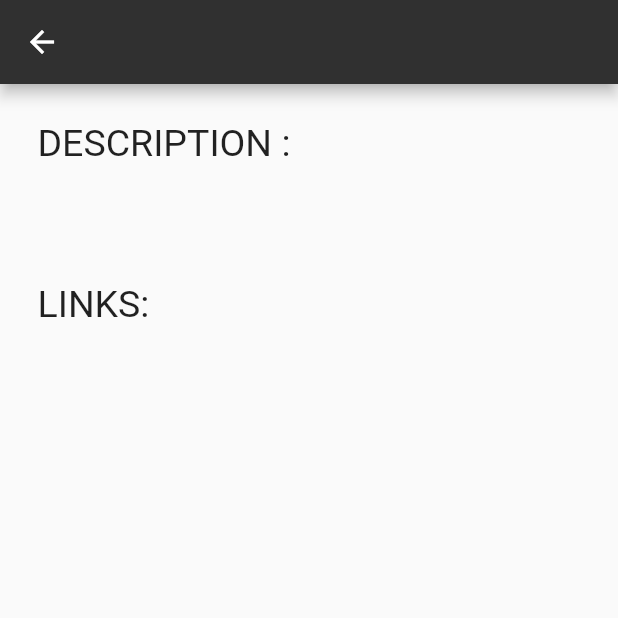
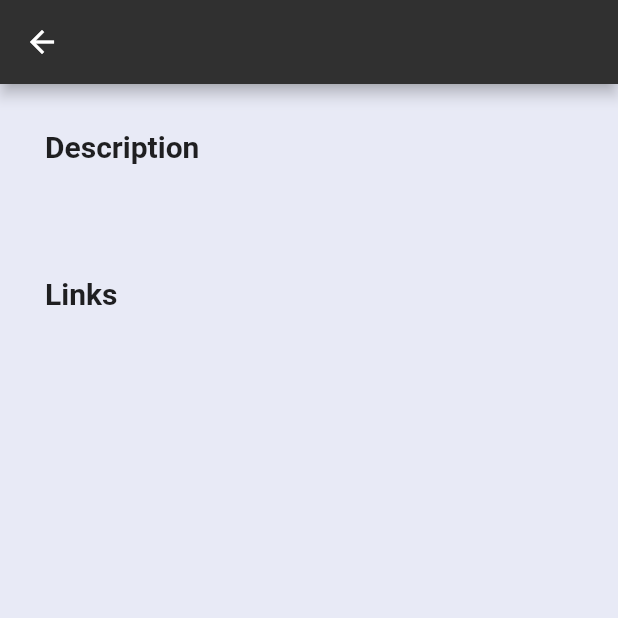
Before and after one commit to akj-anu/storebucket, a Flutter app: the ProjectDetailsScreen screen opened directly, on a phone screen of 412 x 824 dp, the top half of it. Run offline on Flutter 3.47's test engine with Material 2 defaults, Android fonts, the phone set to English and light mode, and no system bars; our stand-ins replace cloud_firestore, firebase_core, flutter_chat_types, flutter_html, lottie, shared_preferences; missing offline and left inert: flutter_link_previewer, flutter_syntax_view; accounts and stored records are empty; network calls fail.

Commit message:
Please enter the commit message for your changes. Lines starting with '#' will be ignored, and an empty message aborts the commit.
On branch main
Your branch is up to date with 'origin/main'.

Changes to be committed:
	modified:   lib/home/widget/add_form.dart
	modified:   lib/project/project.dart
	modified:   lib/project/project_detail.dart
	new file:   lib/project/widgets/Hover_card.dart
	modified:   pubspec.lock
	modified:   pubspec.yaml

```diff
--- a/lib/project/project_detail.dart
+++ b/lib/project/project_detail.dart
@@ -1,7 +1,10 @@
 import 'package:flutter/material.dart';
+import 'package:flutter_link_previewer/flutter_link_previewer.dart';
+import 'package:storebucket/project/widgets/Hover_card.dart';
 // import 'package:html/parser.dart' as htmlparser;
 // import 'package:html/dom.dart' as dom;
 import 'package:url_launcher/url_launcher.dart';
+import 'package:flutter_chat_types/flutter_chat_types.dart' show PreviewData;
 
 // ignore: must_be_immutable
 class ProjectDetailsScreen extends StatefulWidget {
@@ -18,13 +21,6 @@ class ProjectDetailsScreen extends StatefulWidget {
 
   List<dynamic>? linkmap = [];
 
-  final List<Color> colors = <Color>[
-    Colors.indigo.shade50,
-    Colors.blue.shade50,
-    Colors.red.shade50,
-    Colors.amber.shade50
-  ];
-
   @override
   State<ProjectDetailsScreen> createState() => _ProjectDetailsScreenState();
 }
@@ -32,6 +28,7 @@ class ProjectDetailsScreen extends StatefulWidget {
 class _ProjectDetailsScreenState extends State<ProjectDetailsScreen> {
   List<String> linkList = [];
   List<String> linkNameList = [];
+  Map<String, PreviewData> datas = {};
 
   getLink() async {
     for (var element in widget.linkmap ?? {}) {
@@ -39,6 +36,7 @@ class _ProjectDetailsScreenState extends State<ProjectDetailsScreen> {
         linkList.add(value);
       });
     }
+    print(linkList);
   }
 
   getLinkName() async {
@@ -91,21 +89,22 @@ class _ProjectDetailsScreenState extends State<ProjectDetailsScreen> {
 //       <h3>This is HTML page that we want to integrate with Flutter.</h3>
 //       """;
     return Scaffold(
+      backgroundColor: Colors.indigo[50],
       appBar: AppBar(
           title: Text(widget.title ?? ''),
           backgroundColor: Colors.grey[850],
           automaticallyImplyLeading: true),
       body: SingleChildScrollView(
         child: Container(
-          padding: const EdgeInsets.all(25.0),
+          padding: const EdgeInsets.all(30),
           width: double.infinity,
           child: Column(
             crossAxisAlignment: CrossAxisAlignment.start,
             children: [
               const Text(
-                'DESCRIPTION :',
+                'Description',
                 textAlign: TextAlign.left,
-                style: TextStyle(fontSize: 25),
+                style: TextStyle(fontSize: 20, fontWeight: FontWeight.bold),
               ),
               const SizedBox(
                 height: 15,
@@ -113,53 +112,44 @@ class _ProjectDetailsScreenState extends State<ProjectDetailsScreen> {
               SelectableText(
                 widget.description ?? '',
                 textAlign: TextAlign.left,
-                style: const TextStyle(fontSize: 20),
+                style: const TextStyle(fontSize: 17, color: Colors.black54),
               ),
-              const SizedBox(
-                height: 40,
+              const SizedBox(height: 40),
+              const Text(
+                'Links',
+                textAlign: TextAlign.left,
+                style: TextStyle(fontSize: 20, fontWeight: FontWeight.bold),
               ),
-              const Text(
-                'LINKS:',
-                textAlign: TextAlign.left,
-                style: TextStyle(fontSize: 25),
-              ),
-              const SizedBox(
-                height: 40,
-              ),
+              const SizedBox(height: 30),
               SizedBox(
-                width: double.maxFinite,
+                width: double.infinity,
                 child: GridView.builder(
                   padding: const EdgeInsets.all(10),
                   shrinkWrap: true,
                   gridDelegate: const SliverGridDelegateWithFixedCrossAxisCount(
-                    mainAxisExtent: 100,
+                    mainAxisExtent: 150,
                     mainAxisSpacing: 20,
                     crossAxisSpacing: 20,
-                    crossAxisCount: 10,
+                    crossAxisCount: 6,
                   ),
                   itemCount: widget.linkmap?.length ?? 0,
                   itemBuilder: (BuildContext context, int index) {
-                    return GestureDetector(
-                      onTap: () {
+                    return HoverCard(
+                      onTaped: () {
                         _launchUrl(index);
                       },
-                      child: Container(
-                        padding: const EdgeInsets.all(20),
-                        decoration: BoxDecoration(
-                            borderRadius: BorderRadius.circular(20),
-                            color: widget.colors[index % widget.colors.length]),
-                        child: Column(
-                          mainAxisAlignment: MainAxisAlignment.center,
-                          children: [
-                            Text(
-                              linkNameList[index].toString(),
+                      child: Column(
+                        crossAxisAlignment: CrossAxisAlignment.center,
+                        mainAxisAlignment: MainAxisAlignment.center,
+                        children: [
+                          Icon(Icons.attachment),
+                          SizedBox(height: 10),
+                          Text(linkNameList[index].toString().toUpperCase(),
                               overflow: TextOverflow.ellipsis,
                               maxLines: 5,
                               style: const TextStyle(
-                                  fontSize: 17, fontWeight: FontWeight.bold),
-                            ),
-                          ],
-                        ),
+                                  fontSize: 17, fontWeight: FontWeight.bold)),
+                        ],
                       ),
                     );
                   },
--- a/pubspec.yaml
+++ b/pubspec.yaml
@@ -44,6 +44,8 @@ dependencies:
   url_launcher: ^6.1.5
   flutter_syntax_view: ^4.0.0
   provider: ^6.0.5
+  flutter_link_previewer: ^3.2.0
+
 
 dev_dependencies:
   flutter_test:
```
Also changed, not shown: lib/home/widget/add_form.dart (+16 -5 lines), lib/project/project.dart (+13 -8 lines), lib/project/widgets/Hover_card.dart (added, +61 -0 lines), pubspec.lock.
